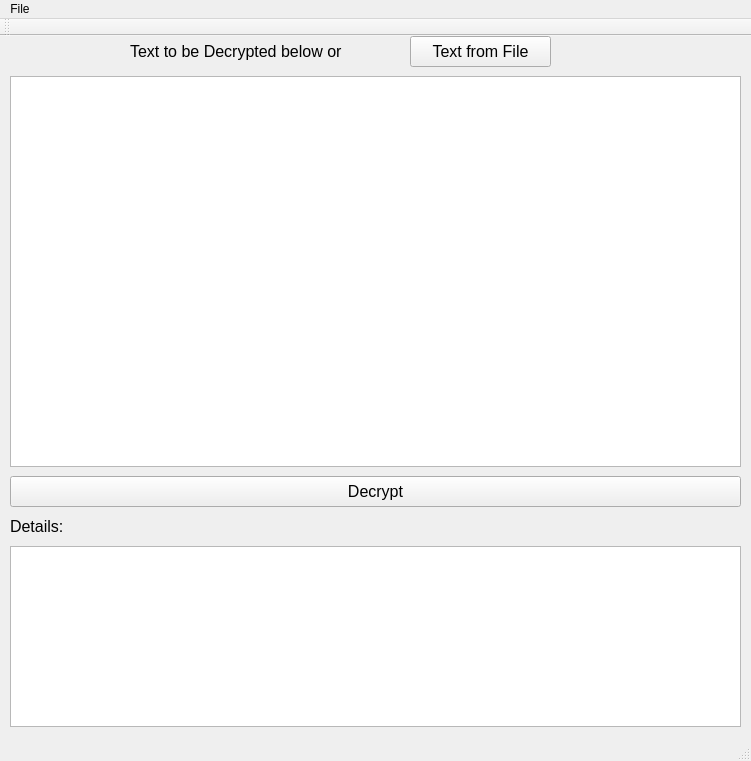
This is Decryption/mainwindow.ui in davchrand/CyberSecurity as Qt 5 draws it before an edit. The edited form follows.
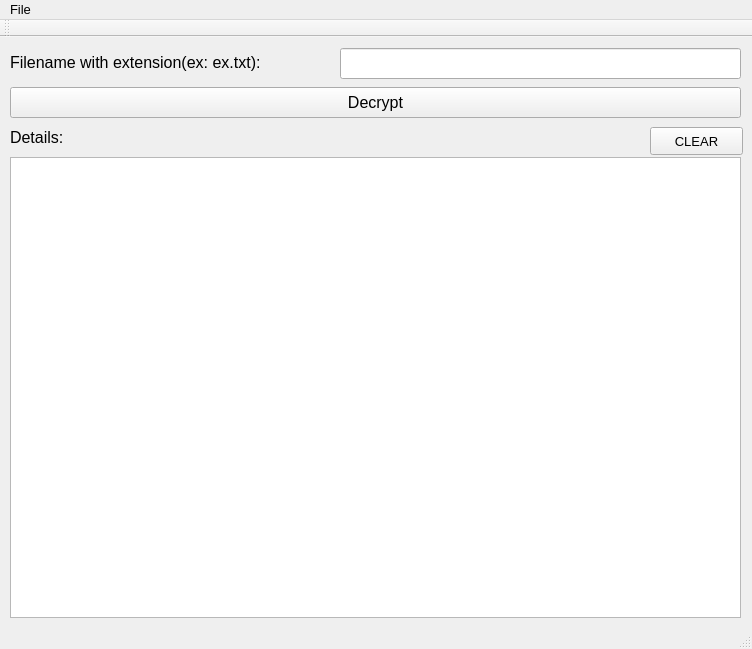
This is the edited form.

What changed in the file:
```diff
--- a/Decryption/mainwindow.ui
+++ b/Decryption/mainwindow.ui
@@ -6,10 +6,15 @@
    <rect>
     <x>0</x>
     <y>0</y>
-    <width>751</width>
-    <height>761</height>
+    <width>752</width>
+    <height>649</height>
    </rect>
   </property>
+  <property name="font">
+   <font>
+    <pointsize>10</pointsize>
+   </font>
+  </property>
   <property name="windowTitle">
    <string>MainWindow</string>
   </property>
@@ -17,37 +22,9 @@
    <widget class="QLabel" name="label">
     <property name="geometry">
      <rect>
-      <x>130</x>
-      <y>0</y>
-      <width>281</width>
-      <height>31</height>
-     </rect>
-    </property>
-    <property name="font">
-     <font>
-      <pointsize>12</pointsize>
-     </font>
-    </property>
-    <property name="text">
-     <string>Text to be Decrypted below or</string>
-    </property>
-   </widget>
-   <widget class="QTextEdit" name="decryptText">
-    <property name="geometry">
-     <rect>
       <x>10</x>
-      <y>40</y>
-      <width>731</width>
-      <height>391</height>
-     </rect>
-    </property>
-   </widget>
-   <widget class="QPushButton" name="chooseFile">
-    <property name="geometry">
-     <rect>
-      <x>410</x>
-      <y>0</y>
-      <width>141</width>
+      <y>10</y>
+      <width>331</width>
       <height>31</height>
      </rect>
     </property>
@@ -57,14 +34,14 @@
      </font>
     </property>
     <property name="text">
-     <string>Text from File</string>
+     <string>Filename with extension(ex: ex.txt):</string>
     </property>
    </widget>
    <widget class="QPushButton" name="decryptButton">
     <property name="geometry">
      <rect>
       <x>10</x>
-      <y>440</y>
+      <y>50</y>
       <width>731</width>
       <height>31</height>
      </rect>
@@ -82,7 +59,7 @@
     <property name="geometry">
      <rect>
       <x>10</x>
-      <y>480</y>
+      <y>90</y>
       <width>61</width>
       <height>21</height>
      </rect>
@@ -100,9 +77,9 @@
     <property name="geometry">
      <rect>
       <x>10</x>
-      <y>510</y>
+      <y>120</y>
       <width>731</width>
-      <height>181</height>
+      <height>461</height>
      </rect>
     </property>
     <property name="font">
@@ -111,14 +88,45 @@
      </font>
     </property>
    </widget>
+   <widget class="QLineEdit" name="fileNameBox">
+    <property name="geometry">
+     <rect>
+      <x>340</x>
+      <y>11</y>
+      <width>401</width>
+      <height>31</height>
+     </rect>
+    </property>
+    <property name="font">
+     <font>
+      <pointsize>10</pointsize>
+     </font>
+    </property>
+    <property name="text">
+     <string/>
+    </property>
+   </widget>
+   <widget class="QPushButton" name="pushButton">
+    <property name="geometry">
+     <rect>
+      <x>650</x>
+      <y>90</y>
+      <width>93</width>
+      <height>28</height>
+     </rect>
+    </property>
+    <property name="text">
+     <string>CLEAR</string>
+    </property>
+   </widget>
   </widget>
   <widget class="QMenuBar" name="menuBar">
    <property name="geometry">
     <rect>
      <x>0</x>
      <y>0</y>
-     <width>751</width>
-     <height>26</height>
+     <width>752</width>
+     <height>29</height>
     </rect>
    </property>
    <widget class="QMenu" name="menuFile">
```
